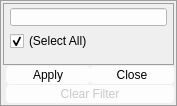
Old version of the form GUI/ui/dialog_filter.ui in the repository dudtj5307/CSV-Viewer.
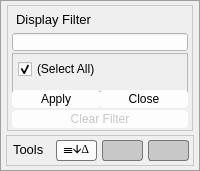
New version of the form.

Commit message: UI개선: 우클릭창 UI 개선 및 기능추가

The edit to the form file:
```diff
--- a/GUI/ui/dialog_filter.ui
+++ b/GUI/ui/dialog_filter.ui
@@ -9,8 +9,8 @@
    <rect>
     <x>0</x>
     <y>0</y>
-    <width>177</width>
-    <height>106</height>
+    <width>200</width>
+    <height>171</height>
    </rect>
   </property>
   <property name="sizePolicy">
@@ -19,6 +19,12 @@
     <verstretch>0</verstretch>
    </sizepolicy>
   </property>
+  <property name="minimumSize">
+   <size>
+    <width>200</width>
+    <height>171</height>
+   </size>
+  </property>
   <property name="maximumSize">
    <size>
     <width>600</width>
@@ -39,35 +45,135 @@
     border: 1px solid rgb(158, 158, 158);
 }</string>
   </property>
-  <layout class="QFormLayout" name="formLayout">
-   <property name="sizeConstraint">
-    <enum>QLayout::SizeConstraint::SetMinAndMaxSize</enum>
+  <layout class="QVBoxLayout" name="verticalLayout_2">
+   <property name="spacing">
+    <number>2</number>
    </property>
-   <property name="fieldGrowthPolicy">
-    <enum>QFormLayout::FieldGrowthPolicy::ExpandingFieldsGrow</enum>
+   <property name="leftMargin">
+    <number>4</number>
    </property>
-   <property name="formAlignment">
-    <set>Qt::AlignmentFlag::AlignHCenter|Qt::AlignmentFlag::AlignTop</set>
+   <property name="topMargin">
+    <number>4</number>
    </property>
-   <property name="horizontalSpacing">
-    <number>3</number>
+   <property name="rightMargin">
+    <number>4</number>
    </property>
-   <property name="verticalSpacing">
-    <number>1</number>
+   <property name="bottomMargin">
+    <number>4</number>
    </property>
+   <item>
+    <widget class="QFrame" name="verticalLayout1_3">
+     <layout class="QVBoxLayout" name="verticalLayout1">
+      <property name="spacing">
+       <number>2</number>
+      </property>
    <property name="leftMargin">
     <number>3</number>
    </property>
    <property name="topMargin">
-    <number>3</number>
+       <number>1</number>
    </property>
    <property name="rightMargin">
     <number>3</number>
    </property>
    <property name="bottomMargin">
-    <number>3</number>
-   </property>
-   <item row="0" column="0" colspan="2">
+       <number>1</number>
+      </property>
+      <item>
+       <widget class="QFrame" name="verticalFrame">
+        <property name="styleSheet">
+         <string notr="true">QFrame#verticalFrame {
+    border: 1px solid rgb(200, 200, 200);
+}</string>
+        </property>
+        <layout class="QVBoxLayout" name="verticalLayout">
+         <property name="spacing">
+          <number>2</number>
+         </property>
+         <property name="leftMargin">
+          <number>4</number>
+         </property>
+         <property name="topMargin">
+          <number>2</number>
+         </property>
+         <property name="rightMargin">
+          <number>4</number>
+         </property>
+         <property name="bottomMargin">
+          <number>2</number>
+         </property>
+         <item>
+          <widget class="QPlainTextEdit" name="plainTextEdit">
+           <property name="sizePolicy">
+            <sizepolicy hsizetype="Expanding" vsizetype="Minimum">
+             <horstretch>0</horstretch>
+             <verstretch>0</verstretch>
+            </sizepolicy>
+           </property>
+           <property name="minimumSize">
+            <size>
+             <width>0</width>
+             <height>23</height>
+            </size>
+           </property>
+           <property name="maximumSize">
+            <size>
+             <width>16777215</width>
+             <height>23</height>
+            </size>
+           </property>
+           <property name="font">
+            <font>
+             <pointsize>10</pointsize>
+             <italic>false</italic>
+             <underline>false</underline>
+             <strikeout>false</strikeout>
+             <fontweight>DemiBold</fontweight>
+            </font>
+           </property>
+           <property name="focusPolicy">
+            <enum>Qt::FocusPolicy::NoFocus</enum>
+           </property>
+           <property name="acceptDrops">
+            <bool>false</bool>
+           </property>
+           <property name="styleSheet">
+            <string notr="true">QPlainTextEdit {
+    background-color: rgba(255, 255, 255, 0);
+    border: 0px;
+}</string>
+           </property>
+           <property name="verticalScrollBarPolicy">
+            <enum>Qt::ScrollBarPolicy::ScrollBarAlwaysOff</enum>
+           </property>
+           <property name="horizontalScrollBarPolicy">
+            <enum>Qt::ScrollBarPolicy::ScrollBarAsNeeded</enum>
+           </property>
+           <property name="sizeAdjustPolicy">
+            <enum>QAbstractScrollArea::SizeAdjustPolicy::AdjustToContents</enum>
+           </property>
+           <property name="undoRedoEnabled">
+            <bool>false</bool>
+           </property>
+           <property name="plainText">
+            <string>Display Filter</string>
+           </property>
+           <property name="textInteractionFlags">
+            <set>Qt::TextInteractionFlag::NoTextInteraction</set>
+           </property>
+          </widget>
+         </item>
+         <item>
+          <widget class="QLineEdit" name="edit_filter_text">
+           <property name="styleSheet">
+            <string notr="true">QLineEdit {
+	background-color: rgb(253, 253, 253);
+	padding-left: 1px;
+}</string>
+           </property>
+          </widget>
+         </item>
+         <item>
     <widget class="QScrollArea" name="scrollArea">
      <property name="sizePolicy">
       <sizepolicy hsizetype="Expanding" vsizetype="Expanding">
@@ -78,7 +184,7 @@
      <property name="minimumSize">
       <size>
        <width>0</width>
-       <height>60</height>
+             <height>39</height>
       </size>
      </property>
      <property name="maximumSize">
@@ -88,10 +194,7 @@
       </size>
      </property>
      <property name="styleSheet">
-      <string notr="true">QScrollArea#scrollArea {
-    border: 1px solid rgb(158, 158, 158);
-	background-color: rgb(255, 255, 255);
-}</string>
+            <string notr="true"/>
      </property>
      <property name="sizeAdjustPolicy">
       <enum>QAbstractScrollArea::SizeAdjustPolicy::AdjustToContents</enum>
@@ -104,8 +207,8 @@
        <rect>
         <x>0</x>
         <y>0</y>
-        <width>169</width>
-        <height>58</height>
+              <width>174</width>
+              <height>37</height>
        </rect>
       </property>
       <property name="sizePolicy">
@@ -114,24 +217,27 @@
         <verstretch>0</verstretch>
        </sizepolicy>
       </property>
+            <property name="styleSheet">
+             <string notr="true"/>
+            </property>
       <layout class="QGridLayout" name="gridLayout_2">
        <property name="sizeConstraint">
-        <enum>QLayout::SizeConstraint::SetMinAndMaxSize</enum>
+              <enum>QLayout::SizeConstraint::SetDefaultConstraint</enum>
        </property>
        <property name="leftMargin">
-        <number>1</number>
+              <number>0</number>
        </property>
        <property name="topMargin">
-        <number>1</number>
+              <number>0</number>
        </property>
        <property name="rightMargin">
-        <number>1</number>
+              <number>0</number>
        </property>
        <property name="bottomMargin">
-        <number>1</number>
+              <number>0</number>
        </property>
        <property name="spacing">
-        <number>1</number>
+              <number>0</number>
        </property>
        <item row="0" column="0">
         <widget class="QWidget" name="widget" native="true">
@@ -141,7 +247,16 @@
            <verstretch>0</verstretch>
           </sizepolicy>
          </property>
+               <property name="minimumSize">
+                <size>
+                 <width>0</width>
+                 <height>0</height>
+                </size>
+               </property>
          <layout class="QGridLayout" name="gridLayout">
+                <property name="sizeConstraint">
+                 <enum>QLayout::SizeConstraint::SetDefaultConstraint</enum>
+                </property>
           <property name="leftMargin">
            <number>1</number>
           </property>
@@ -157,10 +272,10 @@
           <property name="spacing">
            <number>1</number>
           </property>
-          <item row="0" column="0">
-           <layout class="QVBoxLayout" name="verticalLayout">
+                <item row="1" column="0">
+                 <layout class="QVBoxLayout" name="verticalLayout1_1">
             <property name="spacing">
-             <number>1</number>
+                   <number>2</number>
             </property>
             <property name="sizeConstraint">
              <enum>QLayout::SizeConstraint::SetMaximumSize</enum>
@@ -169,21 +284,14 @@
              <number>4</number>
             </property>
             <property name="topMargin">
-             <number>2</number>
+                   <number>0</number>
             </property>
             <property name="rightMargin">
              <number>4</number>
             </property>
-            <item>
-             <widget class="QLineEdit" name="edit_filter_text">
-              <property name="styleSheet">
-               <string notr="true">QLineEdit {
-	background-color: rgb(253, 253, 253);
-	padding-left: 1px;
-}</string>
-              </property>
-             </widget>
-            </item>
+                  <property name="bottomMargin">
+                   <number>2</number>
+                  </property>
             <item>
              <spacer name="verticalSpacer">
               <property name="orientation">
@@ -232,7 +340,7 @@
      </widget>
     </widget>
    </item>
-   <item row="1" column="1">
+         <item>
     <layout class="QHBoxLayout" name="horizontalLayout_">
      <property name="spacing">
       <number>0</number>
@@ -321,7 +429,7 @@
      </item>
     </layout>
    </item>
-   <item row="2" column="1">
+         <item>
     <widget class="QPushButton" name="button_clear">
      <property name="enabled">
       <bool>false</bool>
@@ -364,6 +472,261 @@
       <string>Clear Filter</string>
      </property>
     </widget>
+         </item>
+        </layout>
+       </widget>
+      </item>
+     </layout>
+    </widget>
+   </item>
+   <item>
+    <layout class="QHBoxLayout" name="horizontalLayout">
+     <property name="spacing">
+      <number>2</number>
+     </property>
+     <property name="leftMargin">
+      <number>2</number>
+     </property>
+     <property name="topMargin">
+      <number>1</number>
+     </property>
+     <property name="rightMargin">
+      <number>2</number>
+     </property>
+     <property name="bottomMargin">
+      <number>1</number>
+     </property>
+     <item>
+      <widget class="QFrame" name="frame">
+       <property name="sizePolicy">
+        <sizepolicy hsizetype="Expanding" vsizetype="Fixed">
+         <horstretch>0</horstretch>
+         <verstretch>0</verstretch>
+        </sizepolicy>
+       </property>
+       <property name="minimumSize">
+        <size>
+         <width>0</width>
+         <height>31</height>
+        </size>
+       </property>
+       <property name="toolTip">
+        <string/>
+       </property>
+       <property name="styleSheet">
+        <string notr="true">QFrame {
+    border: 1px solid rgb(200, 200, 200);
+}</string>
+       </property>
+       <property name="frameShape">
+        <enum>QFrame::Shape::StyledPanel</enum>
+       </property>
+       <property name="frameShadow">
+        <enum>QFrame::Shadow::Raised</enum>
+       </property>
+       <widget class="QPushButton" name="button_row_delta">
+        <property name="geometry">
+         <rect>
+          <x>50</x>
+          <y>5</y>
+          <width>41</width>
+          <height>21</height>
+         </rect>
+        </property>
+        <property name="font">
+         <font>
+          <family>Times New Roman</family>
+          <italic>false</italic>
+          <bold>false</bold>
+         </font>
+        </property>
+        <property name="toolTip">
+         <string/>
+        </property>
+        <property name="styleSheet">
+         <string notr="true">QPushButton {
+    background-color: rgb(253, 253, 253);
+    border-radius: 3px;
+	border: 1px solid rgb(120, 120, 120);
+}
+
+QPushButton:hover {
+	border: 1px solid #333;
+}
+
+QPushButton:pressed {
+    background-color: lightgray;
+ 	border: 1px solid #000;
+}
+
+QPushButton:disabled {
+    color: rgb(200,200,200);
+}</string>
+        </property>
+        <property name="text">
+         <string>☰🡫Δ</string>
+        </property>
+       </widget>
+       <widget class="QPlainTextEdit" name="plainTextEdit_2">
+        <property name="geometry">
+         <rect>
+          <x>3</x>
+          <y>3</y>
+          <width>41</width>
+          <height>22</height>
+         </rect>
+        </property>
+        <property name="sizePolicy">
+         <sizepolicy hsizetype="Expanding" vsizetype="Minimum">
+          <horstretch>0</horstretch>
+          <verstretch>0</verstretch>
+         </sizepolicy>
+        </property>
+        <property name="minimumSize">
+         <size>
+          <width>0</width>
+          <height>22</height>
+         </size>
+        </property>
+        <property name="maximumSize">
+         <size>
+          <width>16777215</width>
+          <height>22</height>
+         </size>
+        </property>
+        <property name="font">
+         <font>
+          <pointsize>10</pointsize>
+          <italic>false</italic>
+          <fontweight>DemiBold</fontweight>
+         </font>
+        </property>
+        <property name="focusPolicy">
+         <enum>Qt::FocusPolicy::NoFocus</enum>
+        </property>
+        <property name="acceptDrops">
+         <bool>false</bool>
+        </property>
+        <property name="styleSheet">
+         <string notr="true">QPlainTextEdit {
+    background-color: rgba(255, 255, 255, 0);
+    border: 0px;
+}</string>
+        </property>
+        <property name="verticalScrollBarPolicy">
+         <enum>Qt::ScrollBarPolicy::ScrollBarAlwaysOff</enum>
+        </property>
+        <property name="horizontalScrollBarPolicy">
+         <enum>Qt::ScrollBarPolicy::ScrollBarAsNeeded</enum>
+        </property>
+        <property name="sizeAdjustPolicy">
+         <enum>QAbstractScrollArea::SizeAdjustPolicy::AdjustToContents</enum>
+        </property>
+        <property name="undoRedoEnabled">
+         <bool>false</bool>
+        </property>
+        <property name="plainText">
+         <string>Tools</string>
+        </property>
+        <property name="textInteractionFlags">
+         <set>Qt::TextInteractionFlag::NoTextInteraction</set>
+        </property>
+       </widget>
+       <widget class="QPushButton" name="button_reserved1">
+        <property name="enabled">
+         <bool>false</bool>
+        </property>
+        <property name="geometry">
+         <rect>
+          <x>96</x>
+          <y>5</y>
+          <width>41</width>
+          <height>21</height>
+         </rect>
+        </property>
+        <property name="font">
+         <font>
+          <family>Times New Roman</family>
+          <italic>false</italic>
+          <bold>false</bold>
+         </font>
+        </property>
+        <property name="toolTip">
+         <string/>
+        </property>
+        <property name="styleSheet">
+         <string notr="true">QPushButton {
+    background-color: rgb(200, 200, 200);
+    border-radius: 3px;
+	border: 1px solid rgb(120, 120, 120);
+}
+
+QPushButton:hover {
+	border: 1px solid #333;
+}
+
+QPushButton:pressed {
+    background-color: lightgray;
+ 	border: 1px solid #000;
+}
+
+QPushButton:disabled {
+    color: rgb(200,200,200);
+}</string>
+        </property>
+        <property name="text">
+         <string/>
+        </property>
+       </widget>
+       <widget class="QPushButton" name="button_reserved2">
+        <property name="enabled">
+         <bool>false</bool>
+        </property>
+        <property name="geometry">
+         <rect>
+          <x>142</x>
+          <y>5</y>
+          <width>41</width>
+          <height>21</height>
+         </rect>
+        </property>
+        <property name="font">
+         <font>
+          <family>Times New Roman</family>
+          <italic>false</italic>
+          <bold>false</bold>
+         </font>
+        </property>
+        <property name="toolTip">
+         <string/>
+        </property>
+        <property name="styleSheet">
+         <string notr="true">QPushButton {
+    background-color: rgb(200, 200, 200);
+    border-radius: 3px;
+	border: 1px solid rgb(120, 120, 120);
+}
+
+QPushButton:hover {
+	border: 1px solid #333;
+}
+
+QPushButton:pressed {
+    background-color: lightgray;
+ 	border: 1px solid #000;
+}
+
+QPushButton:disabled {
+    color: rgb(200,200,200);
+}</string>
+        </property>
+        <property name="text">
+         <string/>
+        </property>
+       </widget>
+      </widget>
+     </item>
+    </layout>
    </item>
   </layout>
  </widget>
```
Lines whose indentation alone changed are shown as unchanged. The commit also changes 2 other files.
